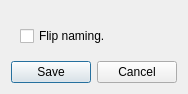
Above: dialogs/namingdialog.ui from ckaiser/Lightscreen before the change. Below: the same form after it.
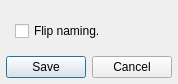
That is the form after the change.

```diff
--- a/dialogs/namingdialog.ui
+++ b/dialogs/namingdialog.ui
@@ -6,14 +6,17 @@
    <rect>
     <x>0</x>
     <y>0</y>
-    <width>174</width>
-    <height>88</height>
+    <width>168</width>
+    <height>82</height>
    </rect>
   </property>
   <property name="windowTitle">
    <string>Naming Options - Lightscreen</string>
   </property>
   <layout class="QVBoxLayout" name="verticalLayout">
+   <property name="margin">
+    <number>6</number>
+   </property>
    <item>
     <widget class="QWidget" name="container" native="true">
      <layout class="QVBoxLayout" name="verticalLayout_11">
```
